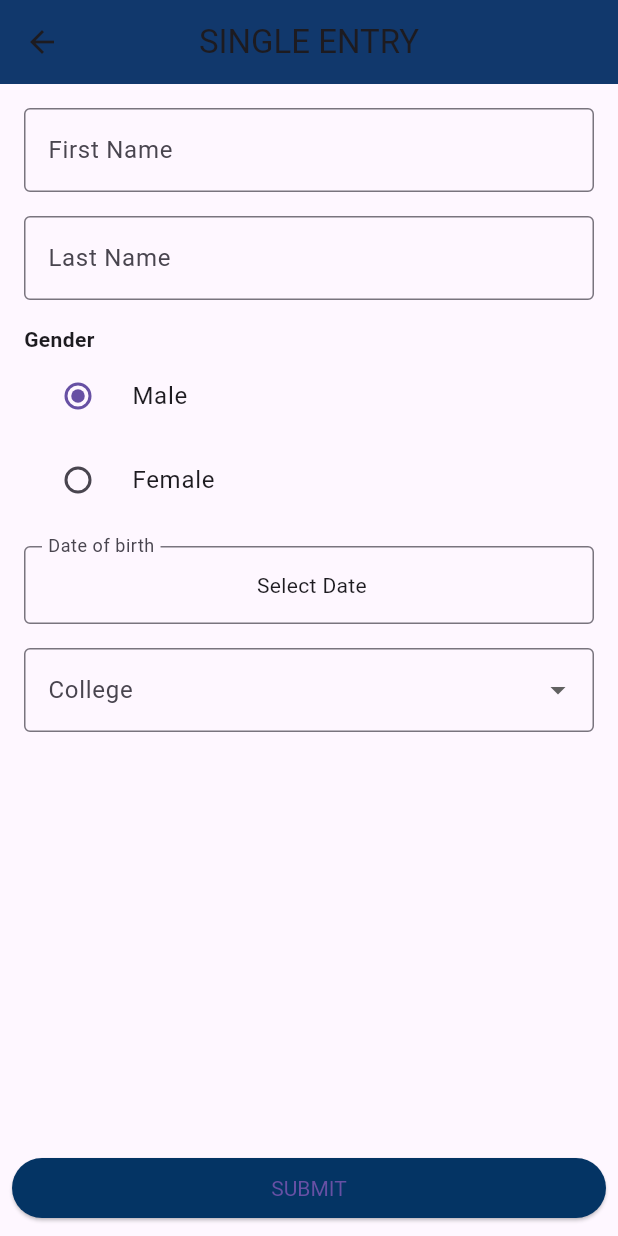
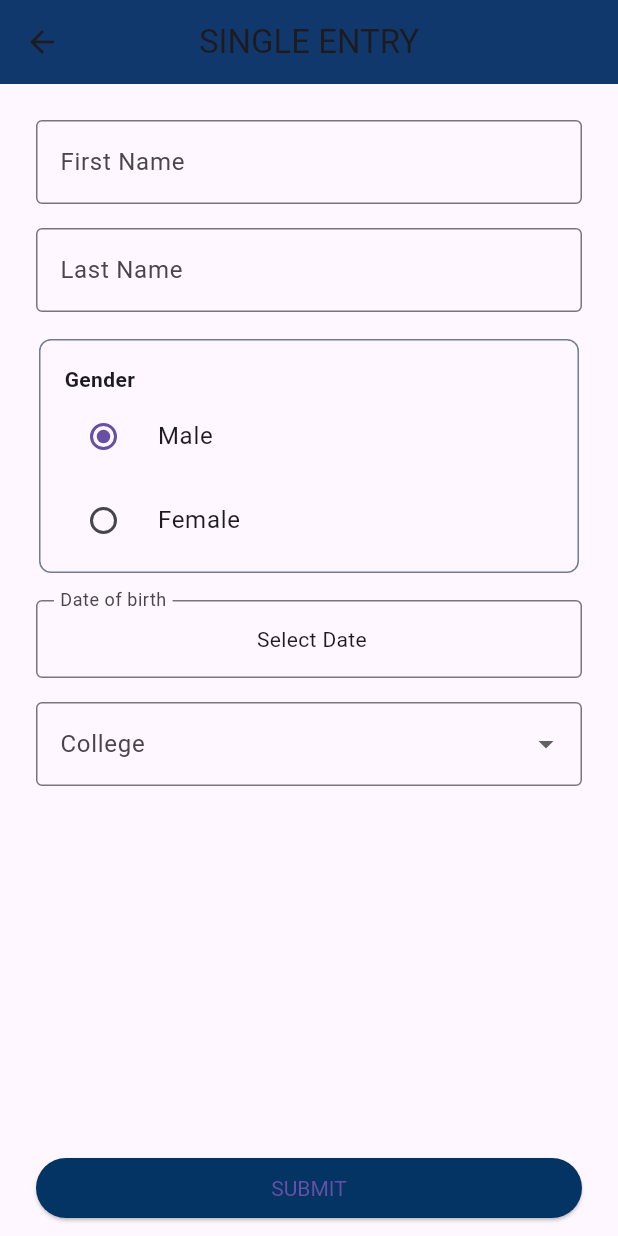
Before and after one commit to abhi-behera/addresbookDemo, a Flutter app: the SingleForumPage screen opened directly, on a phone screen of 412 x 824 dp. Run offline on Flutter 3.47's test engine with Material 3 defaults, Android fonts, the phone set to English and light mode, and no system bars; network calls fail.

Commit message:
- code optimised - my image from linkdin added in drawer. - the user profile and single form ui is made same as address book

```diff
--- a/lib/view/Home/single_forum.dart
+++ b/lib/view/Home/single_forum.dart
@@ -36,7 +36,6 @@ class _SingleForumPageState extends State<SingleForumPage> {
   }
 
   Widget _buildField(Field fieldData, BuildContext context) {
-    print("field val : ${fieldData.fieldValue}");
     switch (fieldData.fieldType) {
       case 'InputBox':
         return Padding(
@@ -49,14 +48,22 @@ class _SingleForumPageState extends State<SingleForumPage> {
           ),
         );
       case 'RadioButton':
-        return Padding(
-          padding: const EdgeInsets.all(8.0),
+        return Container(
+          margin: const EdgeInsets.all(10.0),
+          decoration: BoxDecoration(
+            border: Border.all(color: const Color.fromARGB(255, 109, 125, 151)),
+            borderRadius: BorderRadius.circular(8.0),
+          ),
+          padding: const EdgeInsets.all(6.0),
           child: Column(
             crossAxisAlignment: CrossAxisAlignment.start,
             children: [
-              Text(
-                fieldData.fieldName.toString(),
-                style: const TextStyle(fontWeight: FontWeight.bold),
+              Padding(
+                padding: const EdgeInsets.only(left: 10.0, top: 10.0),
+                child: Text(
+                  fieldData.fieldName.toString(),
+                  style: const TextStyle(fontWeight: FontWeight.bold),
+                ),
               ),
               ...fieldData.fieldOptions!.map<Widget>((option) {
                 return RadioListTile(
@@ -142,7 +149,7 @@ class _SingleForumPageState extends State<SingleForumPage> {
             }
             if (data.hasData) {
               return ListView(
-                padding: const EdgeInsets.all(8.0),
+                padding: const EdgeInsets.all(16.0),
                 children: frm.fields!
                     .map((field) => _buildField(field, context))
                     .toList(),
@@ -154,7 +161,8 @@ class _SingleForumPageState extends State<SingleForumPage> {
             }
           }),
       bottomNavigationBar: Padding(
-        padding: const EdgeInsets.all(8.0),
+        padding: const EdgeInsets.only(
+            left: 24.0, bottom: 8.0, top: 8.0, right: 24.0),
         child: ElevatedButton(
           style: ElevatedButton.styleFrom(
               backgroundColor: appBarColor,
```
Also changed, not shown: lib/view/Home/user_profile.dart (+32 -8 lines), lib/view/navbar_page.dart (+16 -14 lines).
